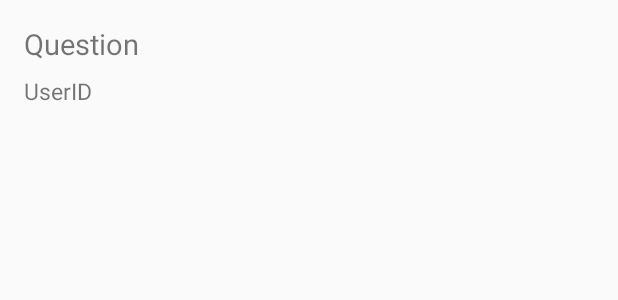
After one commit to hamayun96/CS2001-Team-7, an Android app: the layout question_view.xml on its own in the app's theme, with its tools: preview values and no code run, on a phone screen of 412 x 824 dp. The commit adds this screen. Shown: the top 300 px of the screen. Run offline under Robolectric (Android 15) with nearby library versions, the phone set to English and light mode, and no system bars.

Commit message:
Created question and answer list page
Created question and answer list page. New Activity, layouts, adapter
and object classes.

```diff
--- a/Tunel/app/src/main/AndroidManifest.xml
+++ b/Tunel/app/src/main/AndroidManifest.xml
@@ -3,7 +3,7 @@
   ~ Copyright (c) 2017. All rights reserved.
   ~
   ~ Last Modified 20/02/17 14:39.
-  -->
+-->
 <manifest xmlns:android="http://schemas.android.com/apk/res/android"
     package="uk.ac.brunel.tunel">
 
@@ -44,7 +44,9 @@
         <activity
             android:name=".activity.UserProfileActivity"
             android:theme="@style/Theme.AppCompat.Light.NoActionBar" />
-        <activity android:name=".activity.ResetPassActivity"></activity>
+        <activity android:name=".activity.ResetPassActivity" />
+        <activity android:name=".activity.QuestionAnswersActivity"
+            android:theme="@style/Theme.AppCompat.Light.NoActionBar" />
     </application>
 
 </manifest>
--- /dev/null
+++ b/Tunel/app/src/main/res/layout/question_view.xml
@@ -0,0 +1,25 @@
+<?xml version="1.0" encoding="utf-8"?>
+<LinearLayout xmlns:android="http://schemas.android.com/apk/res/android"
+    android:layout_width="match_parent"
+    android:layout_height="wrap_content"
+    android:background="?selectableItemBackground"
+    android:orientation="vertical"
+    android:padding="16dp">
+
+    <TextView
+        android:id="@+id/text_question"
+        android:layout_width="wrap_content"
+        android:layout_height="wrap_content"
+        android:layout_marginBottom="8dp"
+        android:text="Question"
+        android:textSize="19sp" />
+
+    <TextView
+        android:id="@+id/text_user_id"
+        android:layout_width="wrap_content"
+        android:layout_height="wrap_content"
+        android:text="UserID"
+        android:textSize="15sp" />
+
+
+</LinearLayout>
--- a/Tunel/app/src/main/res/values/strings.xml
+++ b/Tunel/app/src/main/res/values/strings.xml
@@ -25,6 +25,7 @@
     <string name="logout">Logout</string>
     <string name="save_information">Save Information</string>
     <string name="welcome_to_tun_l">Welcome to Tunél</string>
+    <string name="questions_answers_title">Questions and Answers</string>
 
 
     <string-array name="course">
```
Also changed, not shown: Tunel/app/src/main/java/uk/ac/brunel/tunel/activity/Question.java (added, +40 -0 lines), Tunel/app/src/main/java/uk/ac/brunel/tunel/activity/QuestionAnswersActivity.java (added, +90 -0 lines), Tunel/app/src/main/java/uk/ac/brunel/tunel/activity/QuestionListAdapter.java (added, +79 -0 lines), Tunel/app/src/main/java/uk/ac/brunel/tunel/activity/UserProfileActivity.java (+9 -0 lines), Tunel/app/src/main/res/layout/activity_question_answers.xml (added, +46 -0 lines), Tunel/app/src/main/res/drawable-xxhdpi/ic_add_white_36dp.png (added).
